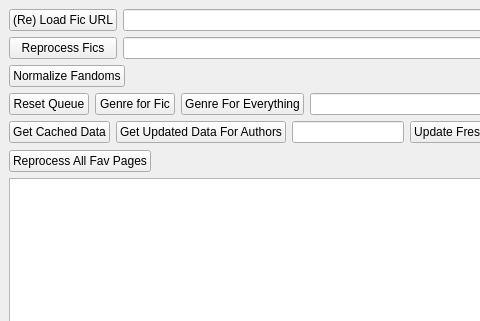
Qt form UI/servitorwindow.ui (Zeks/flipper) before a commit; both pictures show x 0 to 480 and y 0 to 321 of the 800 by 600 pixel window.
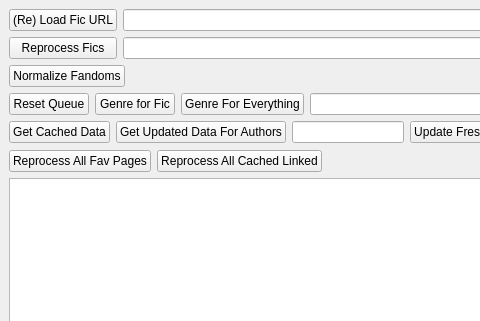
The same form after that commit.

Commit message: adding code to quicly reprocess userlists from cache

Patch:
```diff
--- a/UI/servitorwindow.ui
+++ b/UI/servitorwindow.ui
@@ -235,6 +235,13 @@
          </property>
         </widget>
        </item>
+       <item>
+        <widget class="QPushButton" name="pbReprocessCacheLinked">
+         <property name="text">
+          <string>Reprocess All Cached Linked</string>
+         </property>
+        </widget>
+       </item>
        <item>
         <spacer name="horizontalSpacer_4">
          <property name="orientation">
```
The commit also changes 9 other files.
